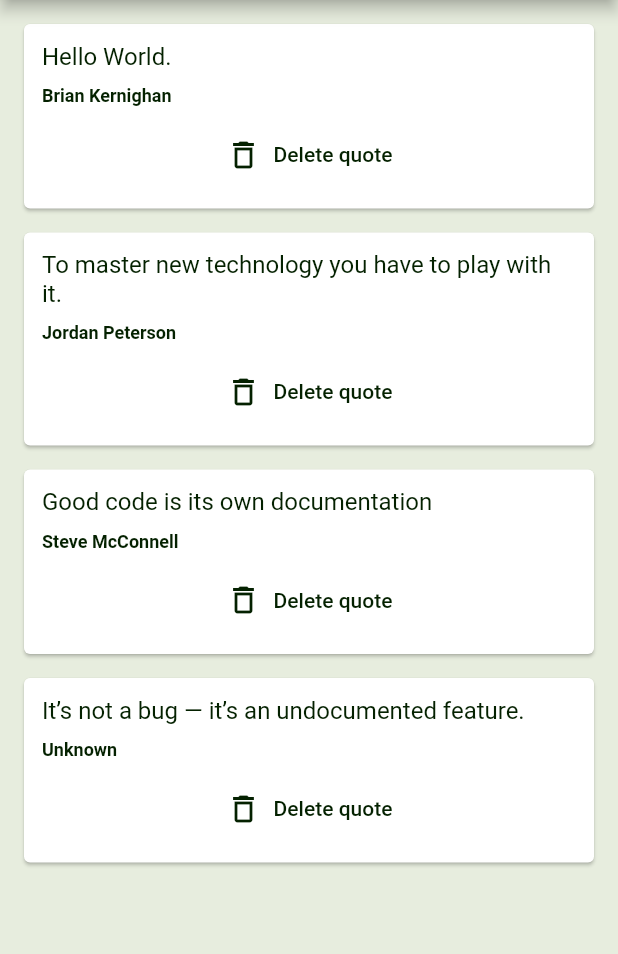
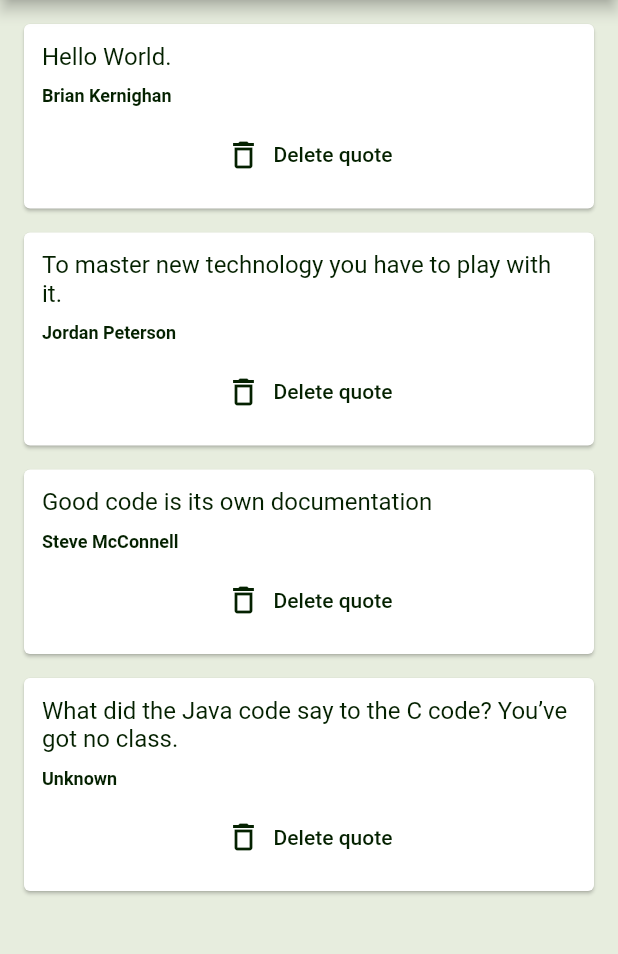
Before and after one commit to justkingsley/quotes-app, a Flutter app: the screen it shows after launch, on a phone screen of 412 x 824 dp, the part 84-1038 px from its top. Run offline on Flutter 3.47's test engine with Material 2 defaults, Android fonts, the phone set to English and light mode, and no system bars; Roboto replaces fonts that are missing (fonts/SecularOne).

Commit message:
added some humor lol

```diff
--- a/lib/main.dart
+++ b/lib/main.dart
@@ -20,7 +20,7 @@ class _QuoteListState extends State<QuoteList> {
       Quote(text: "Hello World.", author: "Brian Kernighan"),
       Quote(text: "To master new technology you have to play with it.", author: "Jordan Peterson"),
       Quote(text: "Good code is its own documentation", author: "Steve McConnell"),
-      Quote(text: "It’s not a bug — it’s an undocumented feature.", author: "Unknown")
+      Quote(text: "What did the Java code say to the C code? You’ve got no class.", author: "Unknown")
   ];
 
   @override
```
